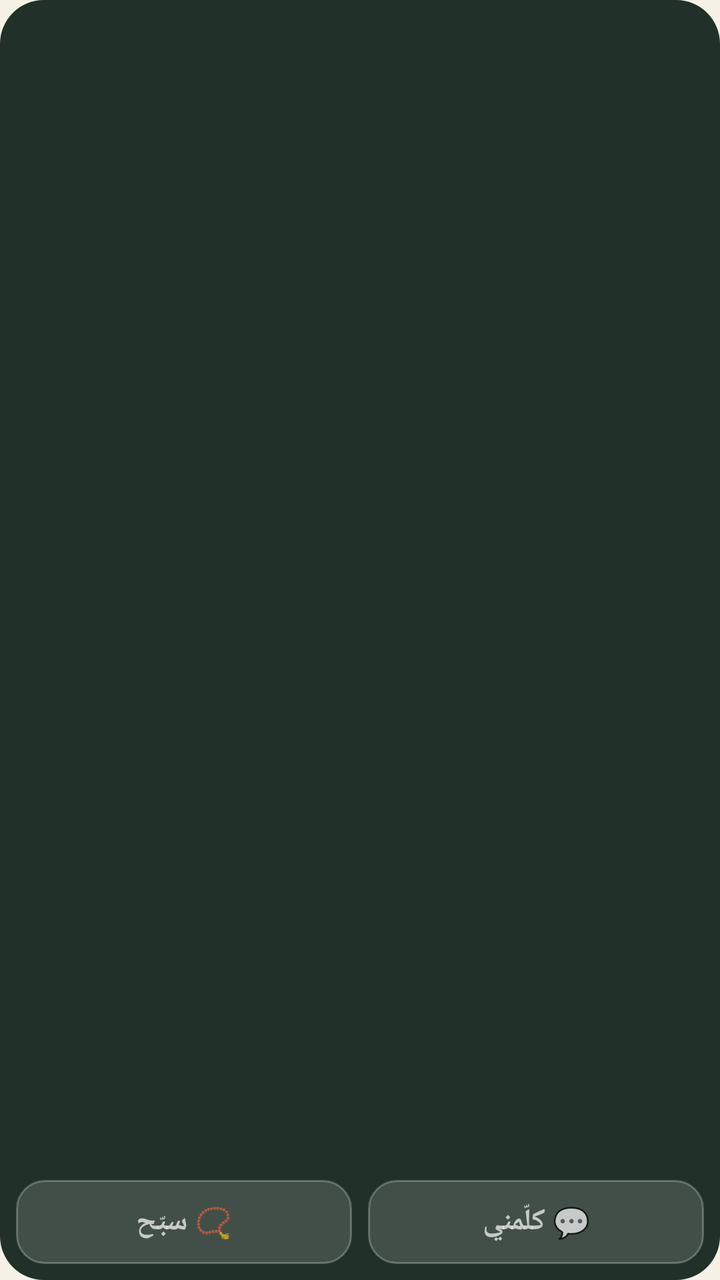
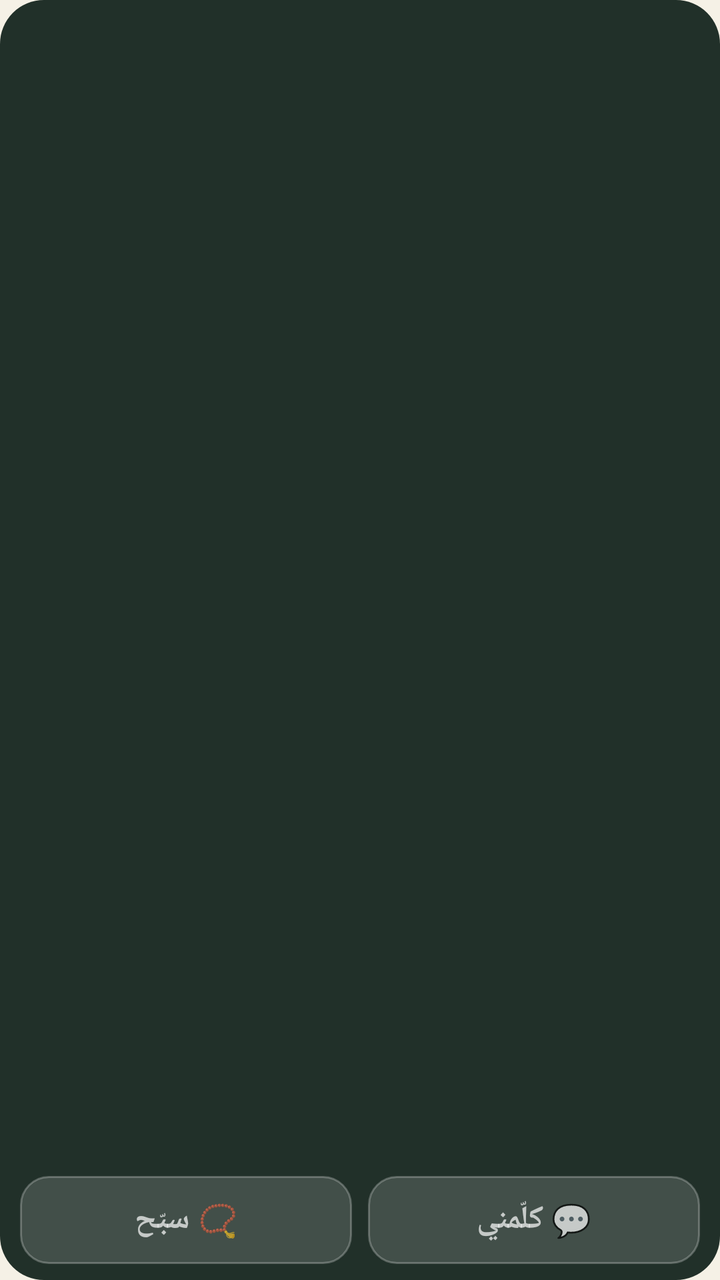

An Android layout rendered at two revisions. The XML below is the earlier revision; the diff shows what the commit changed to produce the second picture.
<!-- AndroidManifest.xml: application theme Theme.ALzikr -->
<!-- res/layout/widget_pet.xml -->
<?xml version="1.0" encoding="utf-8"?>
<LinearLayout xmlns:android="http://schemas.android.com/apk/res/android" android:id="@+id/p_root"
    android:layout_width="match_parent" android:layout_height="match_parent" android:orientation="vertical"
    android:background="@drawable/widget_bg" android:padding="8dp" android:layoutDirection="rtl">
    <LinearLayout android:layout_width="match_parent" android:layout_height="0dp" android:layout_weight="1"
        android:orientation="horizontal" android:gravity="center_vertical">
        <ImageView android:id="@+id/p_img" android:layout_width="100dp" android:layout_height="100dp"
            android:scaleType="fitCenter" android:contentDescription="صديقي" />
        <LinearLayout android:layout_width="0dp" android:layout_height="wrap_content" android:layout_weight="1"
            android:orientation="vertical" android:paddingStart="8dp">
            <TextView android:id="@+id/p_name" android:layout_width="wrap_content" android:layout_height="wrap_content"
                android:textColor="#FFFFFFFF" android:textSize="17sp" android:textStyle="bold" android:maxLines="1" />
            <TextView android:id="@+id/p_title" android:layout_width="wrap_content" android:layout_height="wrap_content"
                android:textColor="#FFE7C66B" android:textSize="11sp" android:maxLines="1" />
            <TextView android:id="@+id/p_hearts" android:layout_width="wrap_content" android:layout_height="wrap_content"
                android:textSize="13sp" android:maxLines="1" />
            <TextView android:id="@+id/p_say" android:layout_width="wrap_content" android:layout_height="wrap_content"
                android:layout_marginTop="2dp" android:textColor="#FFFFFFFF" android:textSize="13sp" android:maxLines="3" android:ellipsize="end" />
        </LinearLayout>
    </LinearLayout>
    
    <LinearLayout android:layout_width="match_parent" android:layout_height="wrap_content" android:orientation="horizontal" android:layout_marginTop="6dp">
        <TextView android:id="@+id/p_talk" android:layout_width="0dp" android:layout_height="42dp" android:layout_weight="1"
            android:layout_marginEnd="4dp" android:gravity="center" android:background="@drawable/widget_button"
            android:text="💬 كلّمني" android:textSize="15sp" android:textStyle="bold" android:maxLines="1" />
        <TextView android:id="@+id/p_tasbih" android:layout_width="0dp" android:layout_height="42dp" android:layout_weight="1"
            android:layout_marginStart="4dp" android:gravity="center" android:background="@drawable/widget_button"
            android:text="📿 سبّح" android:textSize="15sp" android:textStyle="bold" android:maxLines="1" />
    </LinearLayout>
</LinearLayout>
<!-- resources referenced by this layout -->
<resources>
  <!-- drawable widget_bg (drawable) -->
  <?xml version="1.0" encoding="utf-8"?>
  <shape xmlns:android="http://schemas.android.com/apk/res/android" android:shape="rectangle">
      <corners android:radius="22dp" />
      <solid android:color="#EB10201A" />
  </shape>
  <!-- drawable widget_button (drawable) -->
  <?xml version="1.0" encoding="utf-8"?>
  <shape xmlns:android="http://schemas.android.com/apk/res/android" android:shape="rectangle">
      <solid android:color="#26FFFFFF" />
      <stroke android:width="1dp" android:color="#40FFFFFF" />
      <corners android:radius="14dp" />
  </shape>
  <style name="Theme.ALzikr" parent="android:Theme.Material.NoActionBar">
          <item name="android:windowBackground">@color/bg</item>
          <item name="android:statusBarColor">@android:color/transparent</item>
          <item name="android:navigationBarColor">@android:color/transparent</item>
      </style>
  <color name="bg">#F5F1E6</color>
</resources>

<!-- the commit's change to res/layout/widget_pet.xml (unified diff, before → after) -->
@@ -1,30 +1,37 @@
 <?xml version="1.0" encoding="utf-8"?>
 <LinearLayout xmlns:android="http://schemas.android.com/apk/res/android" android:id="@+id/p_root"
     android:layout_width="match_parent" android:layout_height="match_parent" android:orientation="vertical"
-    android:background="@drawable/widget_bg" android:padding="8dp" android:layoutDirection="rtl">
+    android:background="@drawable/widget_bg" android:paddingStart="6dp" android:paddingEnd="10dp" android:paddingTop="6dp" android:paddingBottom="8dp"
+    android:layoutDirection="rtl">
     <LinearLayout android:layout_width="match_parent" android:layout_height="0dp" android:layout_weight="1"
         android:orientation="horizontal" android:gravity="center_vertical">
-        <ImageView android:id="@+id/p_img" android:layout_width="100dp" android:layout_height="100dp"
-            android:scaleType="fitCenter" android:contentDescription="صديقي" />
-        <LinearLayout android:layout_width="0dp" android:layout_height="wrap_content" android:layout_weight="1"
-            android:orientation="vertical" android:paddingStart="8dp">
-            <TextView android:id="@+id/p_name" android:layout_width="wrap_content" android:layout_height="wrap_content"
-                android:textColor="#FFFFFFFF" android:textSize="17sp" android:textStyle="bold" android:maxLines="1" />
-            <TextView android:id="@+id/p_title" android:layout_width="wrap_content" android:layout_height="wrap_content"
-                android:textColor="#FFE7C66B" android:textSize="11sp" android:maxLines="1" />
-            <TextView android:id="@+id/p_hearts" android:layout_width="wrap_content" android:layout_height="wrap_content"
-                android:textSize="13sp" android:maxLines="1" />
-            <TextView android:id="@+id/p_say" android:layout_width="wrap_content" android:layout_height="wrap_content"
-                android:layout_marginTop="2dp" android:textColor="#FFFFFFFF" android:textSize="13sp" android:maxLines="3" android:ellipsize="end" />
+        <ImageView android:id="@+id/p_img" android:layout_width="0dp" android:layout_height="match_parent" android:layout_weight="34"
+            android:scaleType="fitCenter" android:adjustViewBounds="false" android:contentDescription="صديقي" />
+        <LinearLayout android:layout_width="0dp" android:layout_height="wrap_content" android:layout_weight="66"
+            android:orientation="vertical" android:paddingStart="6dp" android:gravity="center_vertical">
+            <LinearLayout android:layout_width="match_parent" android:layout_height="wrap_content" android:orientation="horizontal" android:gravity="center_vertical">
+                <TextView android:id="@+id/p_name" android:layout_width="0dp" android:layout_height="wrap_content" android:layout_weight="1"
+                    android:textColor="#FFFFFFFF" android:textSize="20sp" android:textStyle="bold" android:maxLines="1" android:ellipsize="end" />
+                <TextView android:id="@+id/p_hearts" android:layout_width="wrap_content" android:layout_height="wrap_content"
+                    android:textSize="14sp" android:maxLines="1" />
+            </LinearLayout>
+            <TextView android:id="@+id/p_title" android:layout_width="match_parent" android:layout_height="wrap_content"
+                android:textColor="#FFE7C66B" android:textSize="12sp" android:maxLines="1" android:ellipsize="end" />
+            <TextView android:id="@+id/p_say" android:layout_width="match_parent" android:layout_height="wrap_content"
+                android:layout_marginTop="4dp" android:textColor="#FFFFFFFF" android:textSize="16sp" android:maxLines="3" android:ellipsize="end"
+                android:lineSpacingExtra="2dp" />
+            <TextView android:id="@+id/p_extra" android:layout_width="match_parent" android:layout_height="wrap_content"
+                android:layout_marginTop="4dp" android:textColor="#B3FFFFFF" android:textSize="12sp" android:maxLines="2" android:ellipsize="end" />
         </LinearLayout>
     </LinearLayout>
     
-    <LinearLayout android:layout_width="match_parent" android:layout_height="wrap_content" android:orientation="horizontal" android:layout_marginTop="6dp">
-        <TextView android:id="@+id/p_talk" android:layout_width="0dp" android:layout_height="42dp" android:layout_weight="1"
+    <LinearLayout android:layout_width="match_parent" android:layout_height="wrap_content" android:orientation="horizontal" android:layout_marginTop="6dp"
+        android:paddingStart="4dp">
+        <TextView android:id="@+id/p_talk" android:layout_width="0dp" android:layout_height="44dp" android:layout_weight="1"
             android:layout_marginEnd="4dp" android:gravity="center" android:background="@drawable/widget_button"
-            android:text="💬 كلّمني" android:textSize="15sp" android:textStyle="bold" android:maxLines="1" />
-        <TextView android:id="@+id/p_tasbih" android:layout_width="0dp" android:layout_height="42dp" android:layout_weight="1"
+            android:text="💬 كلّمني" android:textSize="16sp" android:textStyle="bold" android:maxLines="1" />
+        <TextView android:id="@+id/p_tasbih" android:layout_width="0dp" android:layout_height="44dp" android:layout_weight="1"
             android:layout_marginStart="4dp" android:gravity="center" android:background="@drawable/widget_button"
-            android:text="📿 سبّح" android:textSize="15sp" android:textStyle="bold" android:maxLines="1" />
+            android:text="📿 سبّح" android:textSize="16sp" android:textStyle="bold" android:maxLines="1" />
     </LinearLayout>
 </LinearLayout>
